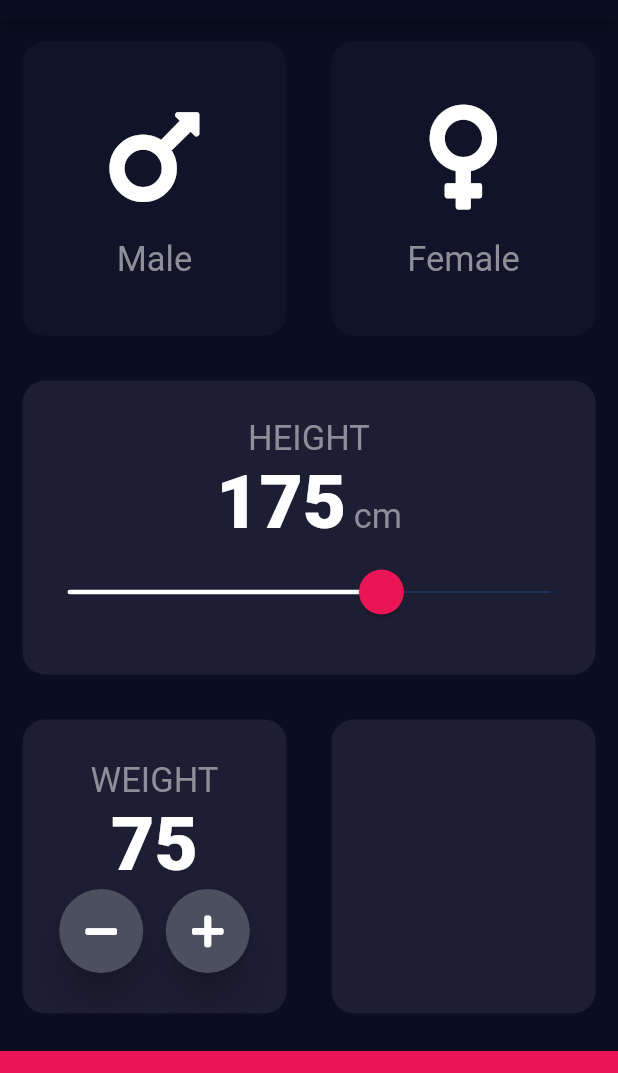
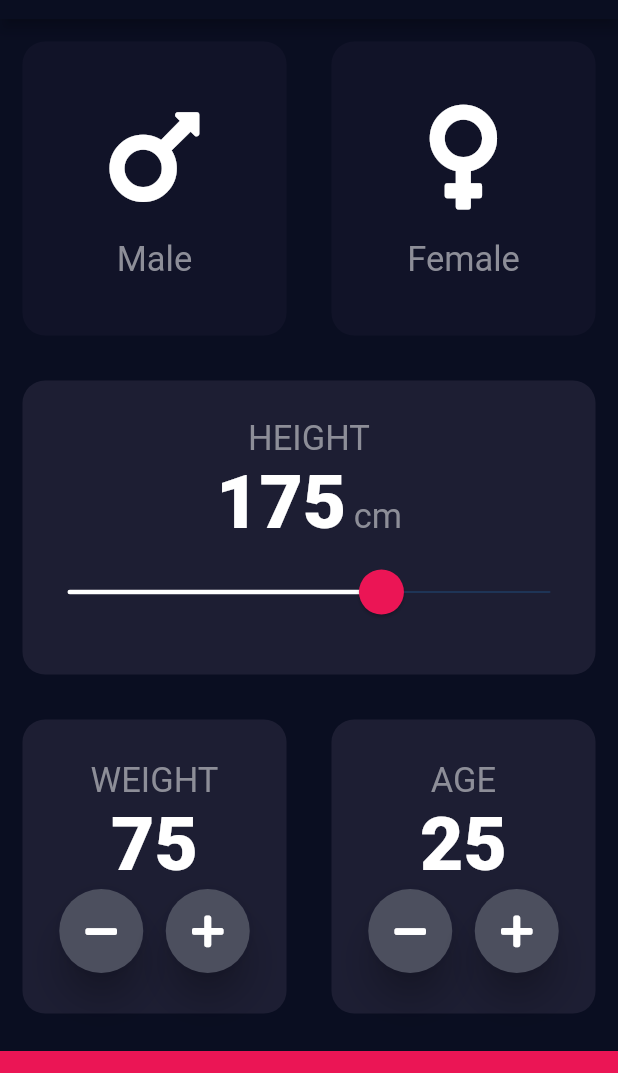
Before and after one commit to AliE99/bmi-calculator, a Flutter app: the screen it shows after launch, on a phone screen of 412 x 824 dp, the part 65-1138 px from its top. Run offline on Flutter 3.47's test engine with Material 2 defaults, Android fonts, the phone set to English and light mode, and no system bars; our stand-ins replace font_awesome_flutter.

Commit message:
Feature/the Age section is added to the app

```diff
--- a/lib/input_page.dart
+++ b/lib/input_page.dart
@@ -20,6 +20,7 @@ class _InputPageState extends State<InputPage> {
   GenderType? selectedGender;
   int height = 175;
   int weight = 75;
+  int age = 25;
 
   @override
   Widget build(BuildContext context) {
@@ -167,7 +168,7 @@ class _InputPageState extends State<InputPage> {
                                 icon: FontAwesomeIcons.plus,
                               ),
                             ],
-                          )
+                          ),
                         ],
                       ),
                     ),
@@ -175,6 +176,43 @@ class _InputPageState extends State<InputPage> {
                   Expanded(
                     child: ReusableCard(
                       colour: kActiveCardColor,
+                      cardChild: Column(
+                        mainAxisAlignment: MainAxisAlignment.center,
+                        children: <Widget>[
+                          Text(
+                            'AGE',
+                            style: kLabelTextStyle,
+                          ),
+                          Text(
+                            age.toString(),
+                            style: kNumberStyle,
+                          ),
+                          Row(
+                            mainAxisAlignment: MainAxisAlignment.center,
+                            children: <Widget>[
+                              RoundIconButton(
+                                onPressed: () {
+                                  setState(() {
+                                    age--;
+                                  });
+                                },
+                                icon: FontAwesomeIcons.minus,
+                              ),
+                              SizedBox(
+                                width: 15.0,
+                              ),
+                              RoundIconButton(
+                                onPressed: () {
+                                  setState(() {
+                                    age++;
+                                  });
+                                },
+                                icon: FontAwesomeIcons.plus,
+                              ),
+                            ],
+                          ),
+                        ],
+                      ),
                     ),
                   ),
                 ],
```
